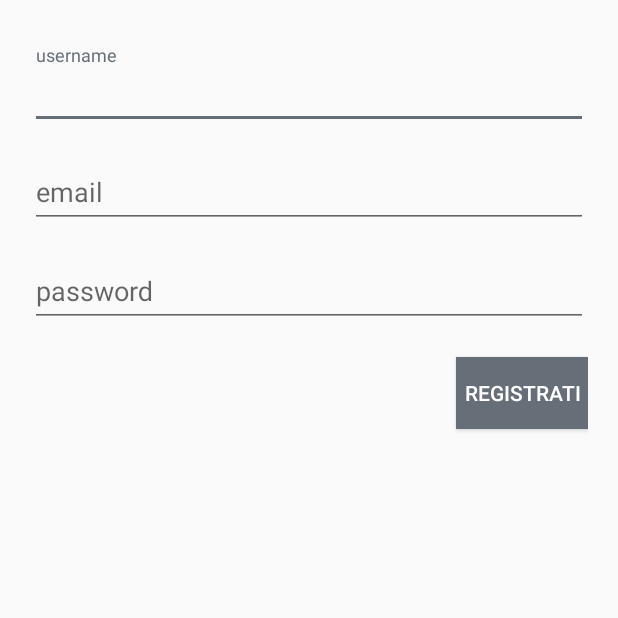
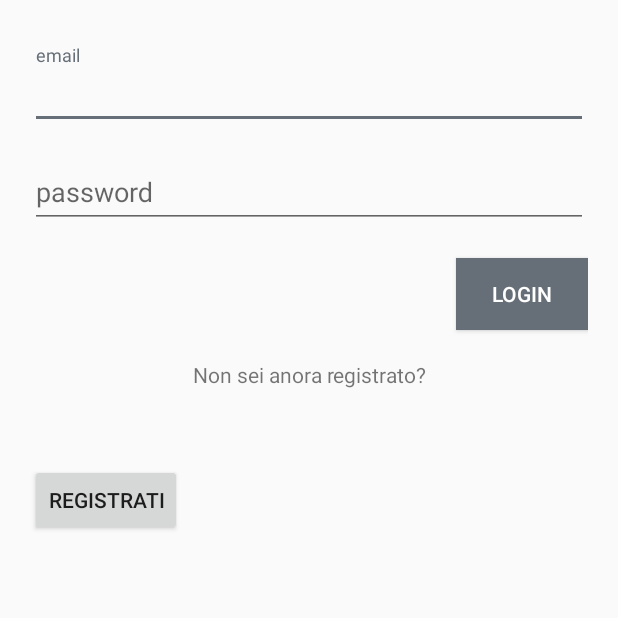
Before and after one commit to Carlito9/FutsApp, an Android app: the screen it shows after launch (Register before the commit, LoginActivity after it), on a phone screen of 412 x 824 dp, the top half of it. Run offline under Robolectric (Android 15) with nearby library versions, the phone set to English and light mode, and no system bars; our stand-ins replace Firebase (no records; nobody signed in at launch, a user with empty details on screens opened directly); 2 statements that could not run were skipped.

Commit message:
Ciclo login-Register-logout implementato e funzionante

```diff
--- a/app/src/main/java/com/univpm/futsapp/MainActivity.java
+++ b/app/src/main/java/com/univpm/futsapp/MainActivity.java
@@ -27,28 +27,28 @@ import com.google.firebase.auth.FirebaseAuth;
 import com.google.firebase.auth.FirebaseUser;
 
 
-public class MainActivity extends AppCompatActivity implements NavigationView.OnNavigationItemSelectedListener {
+public class MainActivity extends AppCompatActivity{
 
     public static final int LOGIN_REQUEST = 101;
     private FirebaseAuth mAuth;
     DrawerLayout drawerLayout;
     Toolbar toolbar;
     NavigationView navigationView;
+    View headerView;
     ActionBarDrawerToggle toogle;
-    String username, email;
+
     @Override
     protected void onCreate(Bundle savedInstanceState) {
         super.onCreate(savedInstanceState);
         setContentView(R.layout.activity_main);
         mAuth = FirebaseAuth.getInstance();
         SharedPreferences preferences = getSharedPreferences("login", MODE_PRIVATE);
-
-
         drawerLayout = findViewById(R.id.drawer);
         toolbar = findViewById(R.id.toolbar);
         navigationView = findViewById(R.id.navigationView);
-        if(true){//preferences.getBoolean("firstrun", true)) {
-            Intent launchLogin = new Intent(MainActivity.this, Register.class);
+        headerView = navigationView.getHeaderView(0);
+        if(preferences.getBoolean("firstrun", true)) {
+            Intent launchLogin = new Intent(MainActivity.this, LoginActivity.class);
             startActivityForResult(launchLogin, LOGIN_REQUEST);
         }
         else{
@@ -61,13 +61,17 @@ public class MainActivity extends AppCompatActivity implements NavigationView.On
         drawerLayout.addDrawerListener(toogle);
         toogle.syncState();
 
-        ButtonHandler bh = new ButtonHandler();
+        Navigator nav = new Navigator();
 
-        findViewById(R.id.bGruppi).setOnClickListener(bh);
-        findViewById(R.id.bStorico).setOnClickListener(bh);
-        findViewById(R.id.bIdeeFuture).setOnClickListener(bh);
-        findViewById(R.id.bNuovaPartita).setOnClickListener(bh);
-        findViewById(R.id.bProssimoEvento).setOnClickListener(bh);
+
+        findViewById(R.id.bGruppi).setOnClickListener(nav);
+        findViewById(R.id.bStorico).setOnClickListener(nav);
+        findViewById(R.id.bIdeeFuture).setOnClickListener(nav);
+        findViewById(R.id.bNuovaPartita).setOnClickListener(nav);
+        findViewById(R.id.bProssimoEvento).setOnClickListener(nav);
+
+
+
     }
 
     @Override
@@ -75,8 +79,6 @@ public class MainActivity extends AppCompatActivity implements NavigationView.On
         super.onActivityResult(requestCode, resultCode, getCredentials);
         if (requestCode == LOGIN_REQUEST) {
             if (resultCode == RESULT_OK) {
-                username=getCredentials.getExtras().getString("username");
-                email=getCredentials.getExtras().getString("email");
                 SharedPreferences preferences = getSharedPreferences("login", MODE_PRIVATE);
                 SharedPreferences.Editor editor = preferences.edit();
                 editor.putBoolean("firstrun", false);
@@ -89,13 +91,11 @@ public class MainActivity extends AppCompatActivity implements NavigationView.On
     @Override
     protected void onResume() {
         super.onResume();
-
+        String username, email;
         mAuth = FirebaseAuth.getInstance();
         FirebaseUser currentUser = mAuth.getCurrentUser();
         username =currentUser.getDisplayName();
         email =currentUser.getEmail();
-        navigationView = findViewById(R.id.navigationView);
-        View headerView = navigationView.getHeaderView(0);
         TextView slotUsername = (TextView) headerView.findViewById(R.id.slotUsername);
         slotUsername.setText(username);
         TextView slotEmail = (TextView) headerView.findViewById(R.id.slotEmail);
@@ -103,8 +103,11 @@ public class MainActivity extends AppCompatActivity implements NavigationView.On
 
     }
 
-    @Override
-    public boolean onNavigationItemSelected(@NonNull MenuItem menuItem) {
+
+
+
+
+    public void onNavigationItemSelected (@NonNull MenuItem menuItem){
         switch (menuItem.getItemId()) {
             case R.id.profile:
                 Toast.makeText(MainActivity.this, "Profile Selected", Toast.LENGTH_LONG).show();
@@ -115,20 +118,23 @@ public class MainActivity extends AppCompatActivity implements NavigationView.On
             case R.id.about:
                 Toast.makeText(MainActivity.this, "About us Selected", Toast.LENGTH_SHORT).show();
                 break;
-            case R.id.logout:
-            {Intent launchLogin = new Intent(MainActivity.this, Register.class);
+            case R.id.logout: {
+                Intent launchLogin = new Intent(MainActivity.this, LoginActivity.class);
                 startActivityForResult(launchLogin, LOGIN_REQUEST);
                 SharedPreferences preferences = getSharedPreferences("login", MODE_PRIVATE);
                 SharedPreferences.Editor editor = preferences.edit();
                 editor.putBoolean("firstrun", true);
                 editor.apply();
             }
-                break;
+            break;
         }
-        return false;
+
     }
 
-    private class ButtonHandler implements View.OnClickListener {
+
+
+
+    private class Navigator implements View.OnClickListener {
 
         @Override
         public void onClick(View v) {
--- a/app/src/main/java/com/univpm/futsapp/Register.java
+++ b/app/src/main/java/com/univpm/futsapp/Register.java
@@ -62,8 +62,6 @@ public class Register extends AppCompatActivity {
                                     public void onComplete(@NonNull Task<Void> task) {
                                         InsertUser(username, user.getUid());
                                         Intent intent = new Intent();
-                                        intent.putExtra("username", textUser.getText().toString());
-                                        intent.putExtra("email", textEmail.getText().toString());
                                         setResult(RESULT_OK, intent);
                                         finish();
                                     }
--- a/app/src/main/res/layout/activity_login.xml
+++ b/app/src/main/res/layout/activity_login.xml
@@ -42,4 +42,19 @@
         android:text="@string/login"
         android:textColor="@android:color/white" />
 
+    <TextView
+        android:id="@+id/LinkReg"
+        android:layout_width="match_parent"
+        android:layout_height="wrap_content"
+        android:text="Non sei anora registrato?"
+        android:textAlignment="center"
+        android:layout_marginTop="20dp"
+        />
+    <Button
+        android:layout_width="wrap_content"
+        android:layout_height="wrap_content"
+        android:layout_marginTop="50dp"
+        android:text="Registrati"
+        android:onClick="registra"/>
+
 </LinearLayout>
--- a/app/src/main/res/layout/header.xml
+++ b/app/src/main/res/layout/header.xml
@@ -6,12 +6,6 @@
     android:background="@color/c3"
     android:layout_width="match_parent"
     android:layout_height="250dp">
-
-
-        android:layout_width="match_parent"
-        android:gravity="bottom"
-        android:orientation="vertical"
-        android:layout_height="wrap_content">
 
     <de.hdodenhof.circleimageview.CircleImageView
         android:id="@+id/profilePic"
```
Also changed, not shown: app/src/main/java/com/univpm/futsapp/LoginActivity.java (+43 -5 lines), app/src/main/res/layout/activity_main.xml (+28 -164 lines), app/src/main/res/menu/menu_item.xml (+13 -9 lines).
